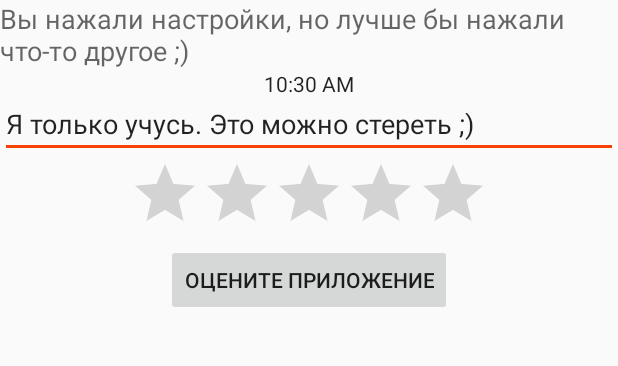
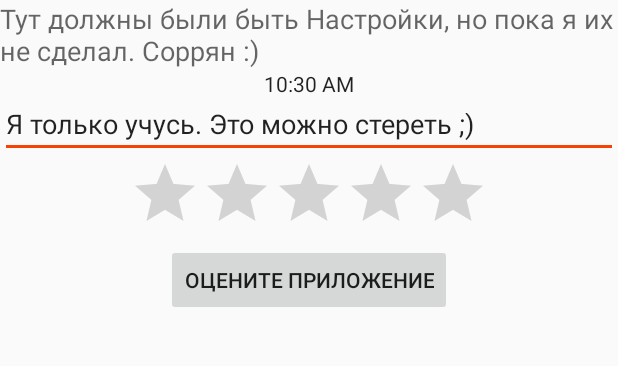
Before and after one commit to leoflorov/AboutMe2, an Android app: the SecondActivity screen opened directly, with no data from a screen before it, in the options menu, after a tap on "Настройки", on a phone screen of 412 x 824 dp, the part 84-450 px from its top. Run offline under Robolectric (Android 15) with nearby library versions, the phone set to English and light mode, and no system bars.

```diff
--- a/app/src/main/java/leodevelopments/aboutme2/SecondActivity.java
+++ b/app/src/main/java/leodevelopments/aboutme2/SecondActivity.java
@@ -2,12 +2,15 @@ package leodevelopments.aboutme2;
 
 import android.content.Context;
 import android.content.DialogInterface;
+import android.content.Intent;
 import android.os.Bundle;
 import android.support.v7.app.AlertDialog;
 import android.support.v7.app.AppCompatActivity;
 import android.view.Menu;
 import android.view.MenuItem;
 import android.view.View;
+import android.widget.Button;
+import android.widget.ImageButton;
 import android.widget.TextView;
 import android.widget.Toast;
 
@@ -16,6 +19,10 @@ public class SecondActivity extends AppCompatActivity {
 
     AlertDialog.Builder ad;
     Context context;
+    String actionCat1 = "5 апреля 1986г.";
+    String actionCat2 = "город Москва";
+    String actionCat3 = "компания KupiVip";
+    String menuClickText = "Тут должны были быть Настройки, но пока я их не сделал. Соррян :)";
 
     @Override
     public void onCreate(Bundle savedInstanceState) {
@@ -23,30 +30,30 @@ public class SecondActivity extends AppCompatActivity {
         setContentView(R.layout.second_layout);
 
         context = SecondActivity.this;
-        String title = "Выбор есть всегда";
-        String message = "Выбери пищу";
-        String button1String = "Вкусная пища";
-        String button2String = "Здоровая пища";
+        String title = "Это моё приложение";
+        String message = "Оцените моё приложение";
+        String button1String = "Ну норм";
+        String button2String = "Слабоватенько";
 
         ad = new AlertDialog.Builder(context);
         ad.setTitle(title);  // заголовок
         ad.setMessage(message); // сообщение
         ad.setPositiveButton(button1String, new DialogInterface.OnClickListener() {
             public void onClick(DialogInterface dialog, int arg1) {
-                Toast.makeText(context, "Вы сделали правильный выбор",
+                Toast.makeText(context, "Спасибо на добром слове, оно будет ещё лучше",
                         Toast.LENGTH_LONG).show();
             }
         });
         ad.setNegativeButton(button2String, new DialogInterface.OnClickListener() {
             public void onClick(DialogInterface dialog, int arg1) {
-                Toast.makeText(context, "Возможно вы правы", Toast.LENGTH_LONG)
+                Toast.makeText(context, "Я сделаю это приложение клёвым!", Toast.LENGTH_LONG)
                         .show();
             }
         });
         ad.setCancelable(true);
         ad.setOnCancelListener(new DialogInterface.OnCancelListener() {
             public void onCancel(DialogInterface dialog) {
-                Toast.makeText(context, "Вы ничего не выбрали",
+                Toast.makeText(context, "Да, Нет, Отмена?",
                         Toast.LENGTH_LONG).show();
             }
         });
@@ -68,13 +75,13 @@ public class SecondActivity extends AppCompatActivity {
         TextView infoTextView = (TextView) findViewById(R.id.secondViewTestText);
         switch(id) {
             case R.id.action_cat1:
-                infoTextView.setText("5 апреля 1986г.");
+                infoTextView.setText(actionCat1);
                 return true;
             case R.id.action_cat2:
-                infoTextView.setText("город Москва");
+                infoTextView.setText(actionCat2);
                 return true;
             case R.id.action_cat3:
-                infoTextView.setText("компания KupiVip");
+                infoTextView.setText(actionCat3);
                 return true;
             default:
                 return super.onOptionsItemSelected(item);
@@ -82,6 +89,6 @@ public class SecondActivity extends AppCompatActivity {
     }
     public void onSettingsMenuClick(MenuItem item) {
         TextView infoTextView = (TextView) findViewById(R.id.secondViewTestText);
-        infoTextView.setText("Вы нажали настройки, но лучше бы нажали что-то другое ;)");
+        infoTextView.setText(menuClickText);
     }
 }
--- a/app/src/main/res/layout/second_layout.xml
+++ b/app/src/main/res/layout/second_layout.xml
@@ -40,7 +40,9 @@
         android:layout_width="wrap_content"
         android:layout_height="wrap_content"
         android:text="@string/rate_app"
-        android:layout_gravity="center_horizontal" />
+        android:layout_gravity="center_horizontal"
+        android:clickable="true"
+        android:onClick="onClick" />
 
 
 </LinearLayout>
```
